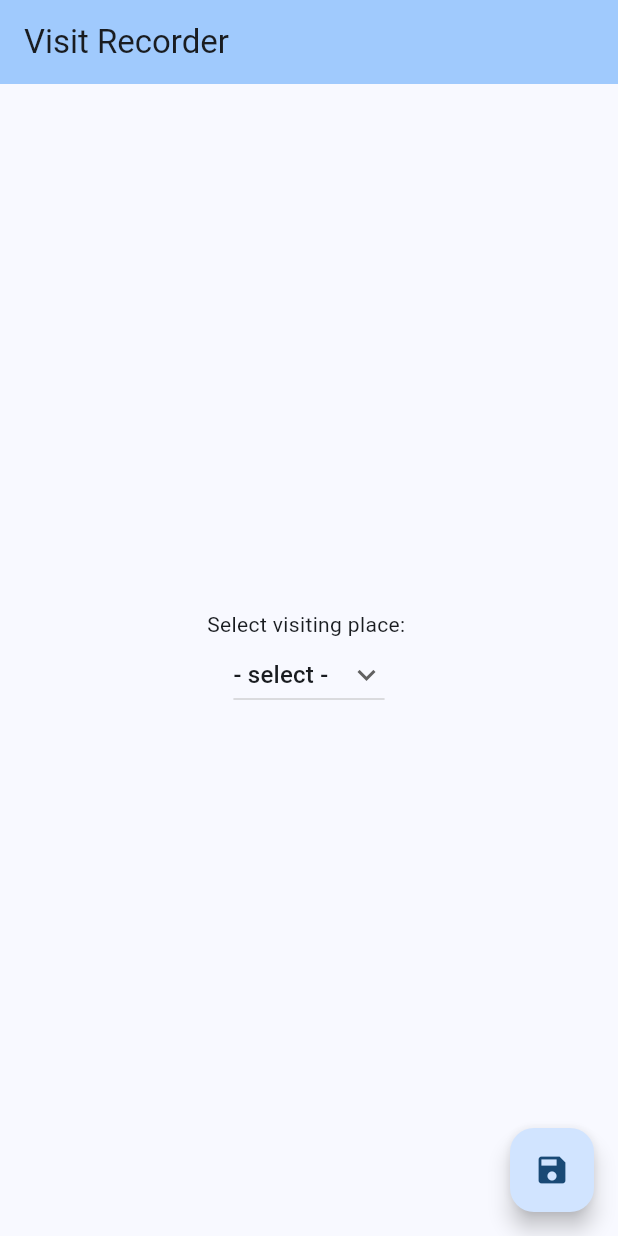
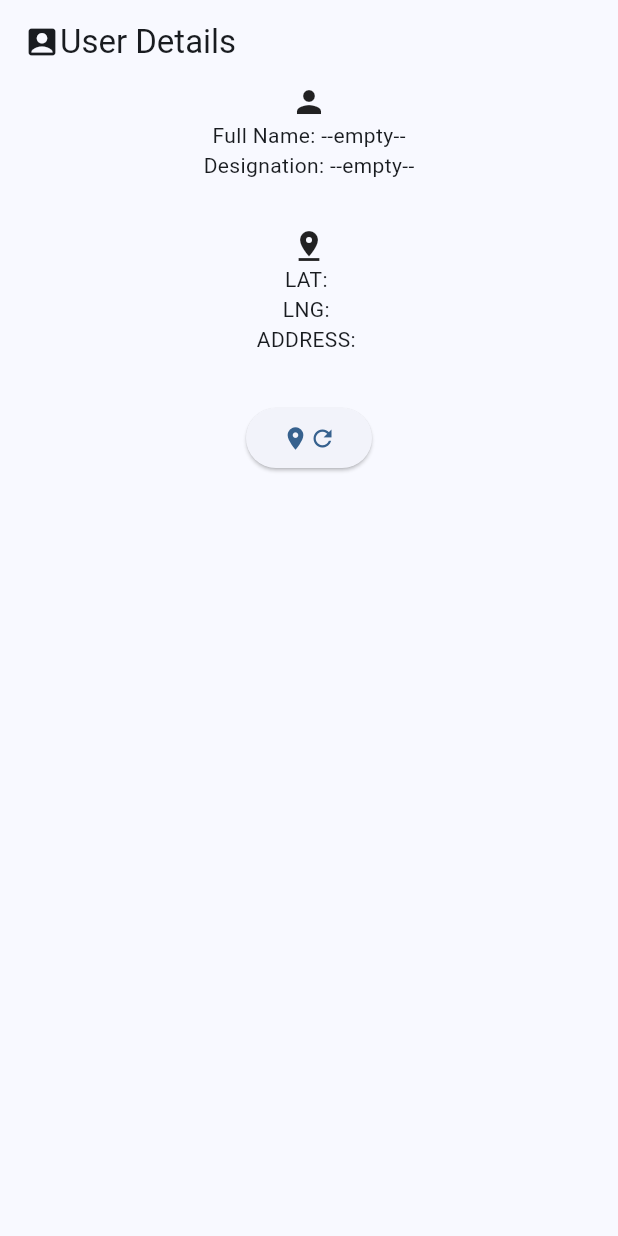
Before and after one commit to RakinRkz/Visit-Recorder, a Flutter app: the screen it shows after launch, on a phone screen of 412 x 824 dp. Run offline on Flutter 3.47's test engine with Material 3 defaults, Android fonts, the phone set to English and light mode, and no system bars; our stand-ins replace geocoding, geolocator.

Commit message:
profile, gps

```diff
--- a/visit_recorder/lib/main.dart
+++ b/visit_recorder/lib/main.dart
@@ -1,4 +1,5 @@
 import 'package:flutter/material.dart';
+import 'package:visit_recorder/profile_page.dart';
 import 'package:visit_recorder/var.dart';
 
 void main() {
@@ -14,41 +15,17 @@ class MyApp extends StatelessWidget {
     return MaterialApp(
       title: 'Visit Recorder',
       theme: ThemeData(
-        // This is the theme of your application.
-        //
-        // TRY THIS: Try running your application with "flutter run". You'll see
-        // the application has a purple toolbar. Then, without quitting the app,
-        // try changing the seedColor in the colorScheme below to Colors.green
-        // and then invoke "hot reload" (save your changes or press the "hot
-        // reload" button in a Flutter-supported IDE, or press "r" if you used
-        // the command line to start the app).
-        //
-        // Notice that the counter didn't reset back to zero; the application
-        // state is not lost during the reload. To reset the state, use hot
-        // restart instead.
-        //
-        // This works for code too, not just values: Most code changes can be
-        // tested with just a hot reload.
         colorScheme: ColorScheme.fromSeed(seedColor: Colors.blue),
         useMaterial3: true,
       ),
-      home: const MyHomePage(title: 'Visit Recorder'),
+      // home: const MyHomePage(title: 'Visit Recorder'),
+      home: ProfilePage(),
     );
   }
 }
 
 class MyHomePage extends StatefulWidget {
   const MyHomePage({super.key, required this.title});
-
-  // This widget is the home page of your application. It is stateful, meaning
-  // that it has a State object (defined below) that contains fields that affect
-  // how it looks.
-
-  // This class is the configuration for the state. It holds the values (in this
-  // case the title) provided by the parent (in this case the App widget) and
-  // used by the build method of the State. Fields in a Widget subclass are
-  // always marked "final".
-
   final String title;
 
   @override
@@ -60,6 +37,7 @@ class _MyHomePageState extends State<MyHomePage> {
 
 
   void save_record() {
+    place_name = dropdownvalue;
     print(place_name);
 
     setState(() {
@@ -67,7 +45,6 @@ class _MyHomePageState extends State<MyHomePage> {
     });
   }
 
-  List<DropdownMenuEntry<String>>  dropdownMenuEntries= <String>['one', 'two'].cast<DropdownMenuEntry<String>>();
 
   @override
   Widget build(BuildContext context) {
@@ -76,6 +53,20 @@ class _MyHomePageState extends State<MyHomePage> {
 
         backgroundColor: Theme.of(context).colorScheme.inversePrimary,
         title: Text(widget.title),
+        actions: [
+          IconButton(
+            icon: const Icon(Icons.person),
+            tooltip: 'Add or Edit ID',
+            onPressed: () {
+              Navigator.push(
+                context,
+                MaterialPageRoute(
+                  builder: (context) => const ProfilePage(),
+                ),
+              );
+            },
+          ),
+        ],
       ),
       body: Center(
         child: Column(
@@ -90,7 +81,6 @@ class _MyHomePageState extends State<MyHomePage> {
 
               // Down Arrow Icon
               icon: const Icon(Icons.keyboard_arrow_down),
-
 
               // Array list of items
               items: location_dropdown_list.map((String items) {
@@ -114,7 +104,7 @@ class _MyHomePageState extends State<MyHomePage> {
         onPressed: save_record,
         tooltip: 'Save record',
         child: const Icon(Icons.save),
-      ), // This trailing comma makes auto-formatting nicer for build methods.
+      ),
     );
   }
 }
--- /dev/null
+++ b/visit_recorder/lib/profile_page.dart
@@ -0,0 +1,126 @@
+import 'package:flutter/material.dart';
+import 'package:geocoding/geocoding.dart';
+import 'package:geolocator/geolocator.dart';
+import 'package:visit_recorder/var.dart';
+
+class ProfilePage extends StatefulWidget {
+  const ProfilePage({Key? key}) : super(key: key);
+
+  @override
+  State<ProfilePage> createState() => _ProfilePageState();
+}
+
+class _ProfilePageState extends State<ProfilePage> {
+  String? _currentAddress;
+  Position? _currentPosition;
+
+  Future<bool> _handleLocationPermission() async {
+    bool serviceEnabled;
+    LocationPermission permission;
+
+    serviceEnabled = await Geolocator.isLocationServiceEnabled();
+    if (!serviceEnabled) {
+      ScaffoldMessenger.of(context).showSnackBar(const SnackBar(
+          content: Text(
+              'Location services are disabled. Please enable the services')));
+      return false;
+    }
+    permission = await Geolocator.checkPermission();
+    if (permission == LocationPermission.denied) {
+      permission = await Geolocator.requestPermission();
+      if (permission == LocationPermission.denied) {
+        ScaffoldMessenger.of(context).showSnackBar(
+            const SnackBar(content: Text('Location permissions are denied')));
+        return false;
+      }
+    }
+    if (permission == LocationPermission.deniedForever) {
+      ScaffoldMessenger.of(context).showSnackBar(const SnackBar(
+          content: Text(
+              'Location permissions are permanently denied, we cannot request permissions.')));
+      return false;
+    }
+    return true;
+  }
+
+  Future<void> _getCurrentPosition() async {
+    final hasPermission = await _handleLocationPermission();
+
+    if (!hasPermission) return;
+    await Geolocator.getCurrentPosition(desiredAccuracy: LocationAccuracy.high)
+        .then((Position position) {
+      setState(() => _currentPosition = position);
+      _getAddressFromLatLng(_currentPosition!);
+    }).catchError((e) {
+      debugPrint(e);
+    });
+  }
+
+  Future<void> _getAddressFromLatLng(Position position) async {
+    await placemarkFromCoordinates(
+            _currentPosition!.latitude, _currentPosition!.longitude)
+        .then((List<Placemark> placemarks) {
+      Placemark place = placemarks[0];
+      setState(() {
+        _currentAddress =
+            '${place.street}, ${place.subLocality}, ${place.subAdministrativeArea}, ${place.postalCode}';
+      });
+    }).catchError((e) {
+      debugPrint(e);
+    });
+  }
+
+  @override
+  Widget build(BuildContext context) {
+    return Scaffold(
+      appBar: AppBar(
+          title: (Row(
+        children: [
+          Icon(Icons.account_box),
+          Text("User Details")
+        ],
+      ))),
+      body: SafeArea(
+        child: Center(
+          child: Column(
+            mainAxisAlignment: MainAxisAlignment.start,
+            children: [
+              Icon(Icons.person),
+              Row(
+                mainAxisAlignment: MainAxisAlignment.center,
+                children: [
+                  Text('Full Name: '),
+                  Text(user_fullname),
+                ],
+              ),
+              Row(
+                mainAxisAlignment: MainAxisAlignment.center,
+                children: [
+                  Text('Designation: '),
+                  Text(user_designation),
+                ],
+              ),
+              const SizedBox(height: 32),
+              Icon(Icons.pin_drop),
+              Text('LAT: ${_currentPosition?.latitude ?? ""}'),
+              Text('LNG: ${_currentPosition?.longitude ?? ""}'),
+              Text('ADDRESS: ${_currentAddress ?? ""}'),
+              const SizedBox(height: 32),
+              ElevatedButton(
+                onPressed: _getCurrentPosition,
+                child: Row(
+                  mainAxisAlignment: MainAxisAlignment.center,
+                  mainAxisSize: MainAxisSize.min,
+                  children: [
+                    Icon(Icons.location_on),
+                    Icon(Icons.refresh),
+                  ],
+                ),
+              )
+            ],
+          ),
+        ),
+      ),
+    );
+  }
+}
--- a/visit_recorder/lib/var.dart
+++ b/visit_recorder/lib/var.dart
@@ -10,3 +10,6 @@ String place_name = "";
     'Location 4',
     'Location 5',
   ];
+
+String user_fullname = '--empty--';
+String user_designation = '--empty--';
--- a/visit_recorder/pubspec.yaml
+++ b/visit_recorder/pubspec.yaml
@@ -35,6 +35,8 @@ dependencies:
   # The following adds the Cupertino Icons font to your application.
   # Use with the CupertinoIcons class for iOS style icons.
   cupertino_icons: ^1.0.6
+  geolocator: ^12.0.0
+  geocoding: ^3.0.0
 
 dev_dependencies:
   flutter_test:
```
Also changed, not shown: 6 other files.
